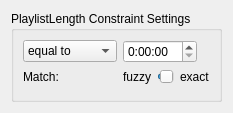
Above: src/playlistgenerator/constraints/PlaylistLengthEditWidget.ui from KDE/amarok before the change. Below: the same form after it.
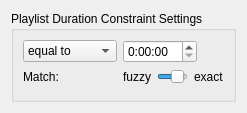
That is the form after the change.

Commit message:
APG: Fix inconsistent translation of constraint names
The constraint names should always be translated in the GUI, and never
translated in the XML file.  Sometimes they were getting translated in
the XML file, which caused problems for users when using localized
versions of Amarok.

And while I was playing around with translation of the constraint names,
I took the opportunity to tweak their appearance in the GUI.

If you're using a localized version of Amarok, please test that the
constraints in APG presets are always exported/imported/loaded/saved
correctly.  Thanks.

```diff
--- a/src/playlistgenerator/constraints/PlaylistLengthEditWidget.ui
+++ b/src/playlistgenerator/constraints/PlaylistLengthEditWidget.ui
@@ -7,7 +7,7 @@
    <rect>
     <x>0</x>
     <y>0</y>
-    <width>233</width>
+    <width>247</width>
     <height>113</height>
    </rect>
   </property>
@@ -21,7 +21,7 @@
    <item>
     <widget class="QGroupBox" name="groupBox">
      <property name="title">
-      <string>PlaylistLength Constraint Settings</string>
+      <string>Playlist Duration Constraint Settings</string>
      </property>
      <layout class="QGridLayout" name="gridLayout_2">
       <item row="0" column="0">
```
The commit also changes 9 other files.
